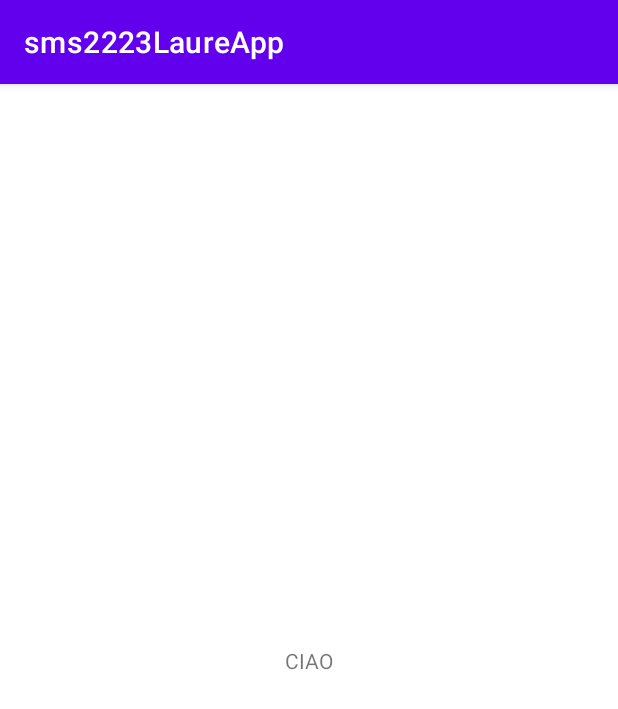
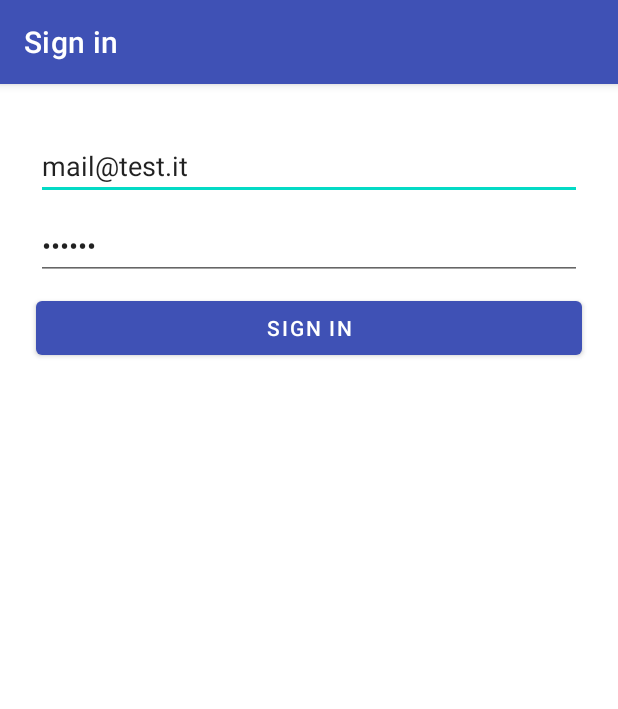
Before and after one commit to andreasaracino/sms2223LaureApp, an Android app: the screen it shows after launch (MainActivity before the commit, SignInActivity after it), on a phone screen of 412 x 824 dp. Shown: the top 709 px of the screen. Run offline under Robolectric (Android 15) with nearby library versions, the phone set to English and light mode, and no system bars; our stand-ins replace Firebase (no records; nobody signed in at launch, a user with empty details on screens opened directly).

Commit message:
implemented basic login

```diff
--- a/app/src/main/java/it/uniba/dib/sms22231/MainActivity.java
+++ b/app/src/main/java/it/uniba/dib/sms22231/MainActivity.java
@@ -2,6 +2,7 @@ package it.uniba.dib.sms22231;
 
 import androidx.appcompat.app.AppCompatActivity;
 
+import android.content.Intent;
 import android.os.Bundle;
 
 public class MainActivity extends AppCompatActivity {
@@ -10,5 +11,9 @@ public class MainActivity extends AppCompatActivity {
     protected void onCreate(Bundle savedInstanceState) {
         super.onCreate(savedInstanceState);
         setContentView(R.layout.activity_main);
+
+        Intent intent = new Intent(this, SignInActivity.class);
+        startActivity(intent);
+        finish();
     }
 }
--- /dev/null
+++ b/app/src/main/java/it/uniba/dib/sms22231/SignInActivity.java
@@ -0,0 +1,82 @@
+package it.uniba.dib.sms22231;
+
+import androidx.appcompat.app.AppCompatActivity;
+
+import android.content.Intent;
+import android.os.Bundle;
+import android.view.View;
+import android.widget.Button;
+import android.widget.EditText;
+import android.widget.ProgressBar;
+import android.widget.Toast;
+
+import com.google.firebase.auth.FirebaseAuth;
+import com.google.firebase.auth.FirebaseUser;
+
+public class SignInActivity extends AppCompatActivity {
+    private FirebaseAuth mAuth;
+    private EditText emailField;
+    private EditText passwordField;
+    private Button loginButton;
+    private ProgressBar progressBar;
+
+    @Override
+    protected void onCreate(Bundle savedInstanceState) {
+        super.onCreate(savedInstanceState);
+        setContentView(R.layout.activity_login);
+
+        mAuth = FirebaseAuth.getInstance();
+        initUi();
+    }
+
+    @Override
+    protected void onStart() {
+        super.onStart();
+        checkLogin();
+    }
+
+    private void initUi() {
+        emailField = findViewById(R.id.editTextTextEmailAddress);
+        passwordField = findViewById(R.id.editTextTextPassword);
+        loginButton = findViewById(R.id.loginButton);
+        progressBar = findViewById(R.id.progressBar);
+    }
+
+    private void checkLogin() {
+        FirebaseUser currentUser = mAuth.getCurrentUser();
+        if (currentUser != null) {
+            goToDashboard();
+        }
+    }
+
+    private void goToDashboard() {
+        Intent intent = new Intent(this, DashboardActivity.class);
+        startActivity(intent);
+        finish();
+    }
+
+    private void setLoading(Boolean loading) {
+        progressBar.setVisibility(loading ? View.VISIBLE : View.GONE);
+        emailField.setEnabled(!loading);
+        passwordField.setEnabled(!loading);
+        loginButton.setEnabled(!loading);
+    }
+
+    public void doLogin(View view) {
+        setLoading(true);
+        String email = emailField.getText().toString();
+        String password = passwordField.getText().toString();
+
+        if (!email.isEmpty() && !password.isEmpty()) {
+            mAuth.signInWithEmailAndPassword(email, password).addOnCompleteListener(this, task -> {
+                setLoading(false);
+
+                if (task.isSuccessful()) {
+                    goToDashboard();
+                } else {
+                    Toast.makeText(SignInActivity.this, R.string.sign_in_fail, Toast.LENGTH_SHORT).show();
+                }
+            });
+        }
+    }
+}
--- /dev/null
+++ b/app/src/main/res/layout/activity_login.xml
@@ -0,0 +1,64 @@
+<?xml version="1.0" encoding="utf-8"?>
+<androidx.constraintlayout.widget.ConstraintLayout xmlns:android="http://schemas.android.com/apk/res/android"
+    xmlns:app="http://schemas.android.com/apk/res-auto"
+    xmlns:tools="http://schemas.android.com/tools"
+    android:layout_width="match_parent"
+    android:layout_height="match_parent"
+    tools:context=".SignInActivity">
+
+    <EditText
+        android:id="@+id/editTextTextEmailAddress"
+        android:layout_width="0dp"
+        android:layout_height="wrap_content"
+        android:layout_marginStart="24dp"
+        android:layout_marginTop="32dp"
+        android:layout_marginEnd="24dp"
+        android:ems="10"
+        android:hint="@string/prompt_email"
+        android:inputType="textEmailAddress"
+        android:text="mail@test.it"
+        app:layout_constraintEnd_toEndOf="parent"
+        app:layout_constraintStart_toStartOf="parent"
+        app:layout_constraintTop_toTopOf="parent" />
+
+    <EditText
+        android:id="@+id/editTextTextPassword"
+        android:layout_width="0dp"
+        android:layout_height="wrap_content"
+        android:layout_marginStart="24dp"
+        android:layout_marginTop="8dp"
+        android:layout_marginEnd="24dp"
+        android:ems="10"
+        android:hint="@string/prompt_password"
+        android:inputType="textPassword"
+        android:text="abc123"
+        app:layout_constraintEnd_toEndOf="parent"
+        app:layout_constraintStart_toStartOf="parent"
+        app:layout_constraintTop_toBottomOf="@id/editTextTextEmailAddress" />
+
+    <Button
+        android:id="@+id/loginButton"
+        android:layout_width="0dp"
+        android:layout_height="wrap_content"
+        android:layout_marginStart="24dp"
+        android:layout_marginTop="8dp"
+        android:layout_marginEnd="24dp"
+        android:onClick="doLogin"
+        android:text="@string/action_sign_in"
+        app:layout_constraintEnd_toEndOf="parent"
+        app:layout_constraintStart_toStartOf="parent"
+        app:layout_constraintTop_toBottomOf="@+id/editTextTextPassword" />
+
+    <ProgressBar
+        android:id="@+id/progressBar"
+        style="?android:attr/progressBarStyle"
+        android:layout_width="64dp"
+        android:layout_height="64dp"
+        android:indeterminate="true"
+        android:visibility="gone"
+        app:layout_constraintBottom_toBottomOf="parent"
+        app:layout_constraintEnd_toEndOf="parent"
+        app:layout_constraintStart_toStartOf="parent"
+        app:layout_constraintTop_toBottomOf="@+id/loginButton"
+        tools:visibility="gone" />
+</androidx.constraintlayout.widget.ConstraintLayout>
--- a/app/src/main/res/values-night/themes.xml
+++ b/app/src/main/res/values-night/themes.xml
@@ -2,8 +2,8 @@
     <!-- Base application theme. -->
     <style name="Theme.Sms2223LaureApp" parent="Theme.MaterialComponents.DayNight.DarkActionBar">
         <!-- Primary brand color. -->
-        <item name="colorPrimary">@color/purple_200</item>
-        <item name="colorPrimaryVariant">@color/purple_700</item>
+        <item name="colorPrimary">@color/indigo_100</item>
+        <item name="colorPrimaryVariant">@color/indigo_700</item>
         <item name="colorOnPrimary">@color/black</item>
         <!-- Secondary brand color. -->
         <item name="colorSecondary">@color/teal_200</item>
--- a/app/src/main/res/values/colors.xml
+++ b/app/src/main/res/values/colors.xml
@@ -1,8 +1,8 @@
 <?xml version="1.0" encoding="utf-8"?>
 <resources>
-    <color name="purple_200">#FFBB86FC</color>
-    <color name="purple_500">#FF6200EE</color>
-    <color name="purple_700">#FF3700B3</color>
+    <color name="indigo_100">#c5cae9</color>
+    <color name="indigo_500">#3F51B5</color>
+    <color name="indigo_700">#303F9F</color>
     <color name="teal_200">#FF03DAC5</color>
     <color name="teal_700">#FF018786</color>
     <color name="black">#FF000000</color>
--- /dev/null
+++ b/app/src/main/res/values/dimens.xml
@@ -0,0 +1,5 @@
+<resources>
+    <!-- Default screen margins, per the Android Design guidelines. -->
+    <dimen name="activity_horizontal_margin">16dp</dimen>
+    <dimen name="activity_vertical_margin">16dp</dimen>
+</resources>
--- a/app/src/main/res/values/strings.xml
+++ b/app/src/main/res/values/strings.xml
@@ -1,3 +1,11 @@
 <resources>
     <string name="app_name">sms2223LaureApp</string>
+    <string name="title_activity_login" translatable="false">LoginActivity</string>
+    <string name="prompt_email" translatable="false">Email</string>
+    <string name="prompt_password" translatable="false">Password</string>
+    <string name="action_sign_up">Sign up</string>
+    <string name="action_sign_in">Sign in</string>
+    <string name="sign_in_fail">Sign in failed!</string>
+    <string name="sign_out">Sign out</string>
+    <string name="dashboard" translatable="false">Dashboard</string>
 </resources>
--- a/app/src/main/res/values/themes.xml
+++ b/app/src/main/res/values/themes.xml
@@ -2,8 +2,8 @@
     <!-- Base application theme. -->
     <style name="Theme.Sms2223LaureApp" parent="Theme.MaterialComponents.DayNight.DarkActionBar">
         <!-- Primary brand color. -->
-        <item name="colorPrimary">@color/purple_500</item>
-        <item name="colorPrimaryVariant">@color/purple_700</item>
+        <item name="colorPrimary">@color/indigo_500</item>
+        <item name="colorPrimaryVariant">@color/indigo_700</item>
         <item name="colorOnPrimary">@color/white</item>
         <!-- Secondary brand color. -->
         <item name="colorSecondary">@color/teal_200</item>
```
Also changed, not shown: app/build.gradle (+8 -1 lines), app/src/main/AndroidManifest.xml (+14 -3 lines), app/src/main/java/it/uniba/dib/sms22231/DashboardActivity.java (added, +38 -0 lines), app/src/main/java/it/uniba/dib/sms22231/SignUpActivity.java (added, +14 -0 lines), app/src/main/res/layout/activity_dashboard.xml (added, +19 -0 lines), app/src/main/res/layout/activity_sign_up.xml (added, +64 -0 lines), 1 other file.
